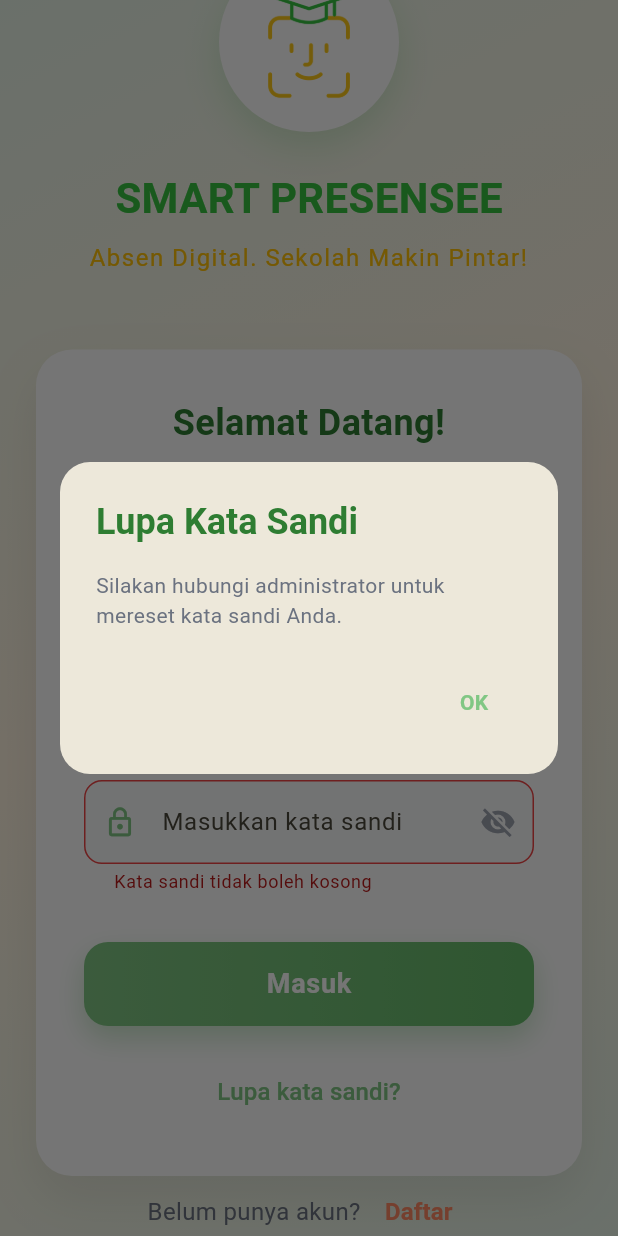
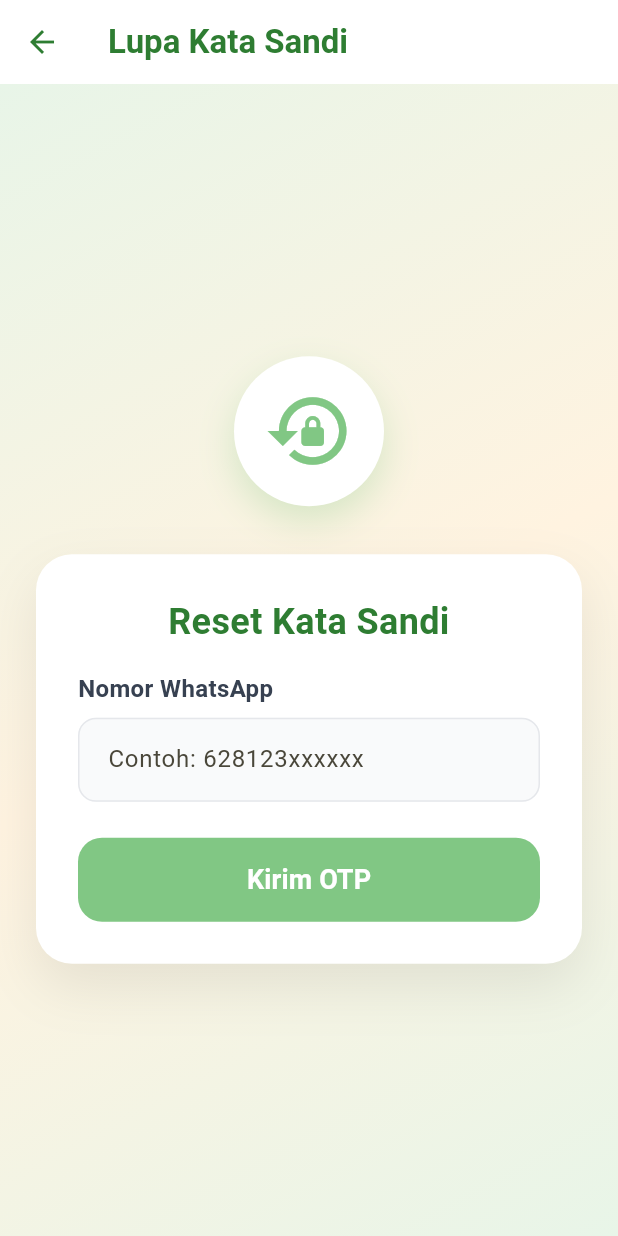
Before and after one commit to regitaarr/smart_presensee, a Flutter app: the screen it shows after launch, scrolled down 92 dp, after a tap on "Masuk", after a tap on "Lupa kata sandi?", on a phone screen of 412 x 824 dp. Run offline on Flutter 3.47's test engine with Material 3 defaults, Android fonts, the phone set to English and light mode, and no system bars; our stand-ins replace cloud_firestore, cross_file, csv, firebase_core, fluttertoast, image_picker and 2 more; missing offline and left inert: flutter_face_api, google_mlkit_face_detection, universal_html; accounts and stored records are empty.

Commit message:
update OTP

```diff
--- /dev/null
+++ b/lib/screens/forgot_password_screen.dart
@@ -0,0 +1,434 @@
+import 'dart:math';
+import 'package:flutter/material.dart';
+import 'package:cloud_firestore/cloud_firestore.dart';
+import 'package:fluttertoast/fluttertoast.dart';
+import 'package:http/http.dart' as http;
+
+class ForgotPasswordScreen extends StatefulWidget {
+  const ForgotPasswordScreen({super.key});
+
+  @override
+  State<ForgotPasswordScreen> createState() => _ForgotPasswordScreenState();
+}
+
+class _ForgotPasswordScreenState extends State<ForgotPasswordScreen> {
+  final _phoneController = TextEditingController();
+  final _otpController = TextEditingController();
+  final _newPasswordController = TextEditingController();
+
+  bool _isLoading = false;
+  bool _otpSent = false;
+  bool _otpVerified = false;
+  String? _generatedOtp;
+
+  // Ganti dengan API Key Fonnte Anda
+  static const String fonnteApiKey = 'xM8VT1bqn3719BuvfPqr';
+
+  String generateOtp({int length = 6}) {
+    final rand = Random();
+    return List.generate(length, (_) => rand.nextInt(10)).join();
+  }
+
+  Future<void> sendOtpWhatsApp(String phone, String otp) async {
+    final response = await http.post(
+      Uri.parse('https://api.fonnte.com/send'),
+      headers: {
+        'Authorization': fonnteApiKey,
+      },
+      body: {
+        'target': phone, // format: 628xxxxxx
+        'message': 'Kode OTP reset password Anda: $otp',
+      },
+    );
+
+    if (response.statusCode != 200) {
+      throw Exception('Gagal mengirim OTP ke WhatsApp');
+    }
+  }
+
+  Future<void> _handleSendOtp() async {
+    setState(() => _isLoading = true);
+    try {
+      final phone = _phoneController.text.trim();
+      if (!RegExp(r'^628[0-9]{8,}$').hasMatch(phone)) {
+        _showErrorToast(
+            'Format nomor WhatsApp tidak valid (contoh: 628123xxxxxx)');
+        return;
+      }
+
+      // Cek apakah nomor terdaftar di Firestore
+      final query = await FirebaseFirestore.instance
+          .collection('pengguna')
+          .where('whatsapp', isEqualTo: phone)
+          .limit(1)
+          .get();
+
+      if (query.docs.isEmpty) {
+        _showErrorToast('Nomor WhatsApp tidak terdaftar');
+        return;
+      }
+
+      _generatedOtp = generateOtp();
+      // Simpan OTP ke Firestore (opsional, bisa juga hanya di state)
+      await FirebaseFirestore.instance.collection('otp_reset').doc(phone).set({
+        'otp': _generatedOtp,
+        'timestamp': FieldValue.serverTimestamp(),
+      });
+
+      await sendOtpWhatsApp(phone, _generatedOtp!);
+
+      setState(() {
+        _otpSent = true;
+      });
+      _showSuccessToast('OTP telah dikirim ke WhatsApp Anda');
+    } catch (e) {
+      _showErrorToast('Terjadi kesalahan: ${e.toString()}');
+    } finally {
+      setState(() => _isLoading = false);
+    }
+  }
+
+  Future<void> _handleVerifyOtp() async {
+    setState(() => _isLoading = true);
+    try {
+      final phone = _phoneController.text.trim();
+      final inputOtp = _otpController.text.trim();
+
+      // Ambil OTP dari Firestore
+      final doc = await FirebaseFirestore.instance
+          .collection('otp_reset')
+          .doc(phone)
+          .get();
+      if (doc.exists && doc['otp'] == inputOtp) {
+        setState(() {
+          _otpVerified = true;
+        });
+        _showSuccessToast('OTP benar, silakan masukkan password baru');
+      } else {
+        _showErrorToast('OTP salah');
+      }
+    } catch (e) {
+      _showErrorToast('Terjadi kesalahan: ${e.toString()}');
+    } finally {
+      setState(() => _isLoading = false);
+    }
+  }
+
+  Future<void> _handleResetPassword() async {
+    setState(() => _isLoading = true);
+    try {
+      final phone = _phoneController.text.trim();
+      final newPassword = _newPasswordController.text.trim();
+
+      final query = await FirebaseFirestore.instance
+          .collection('pengguna')
+          .where('whatsapp', isEqualTo: phone)
+          .limit(1)
+          .get();
+
+      if (query.docs.isNotEmpty) {
+        await query.docs.first.reference.update({'password': newPassword});
+        // Hapus OTP
+        await FirebaseFirestore.instance
+            .collection('otp_reset')
+            .doc(phone)
+            .delete();
+        _showSuccessToast('Password berhasil direset!');
+        if (mounted) Navigator.of(context).pop();
+      } else {
+        _showErrorToast('Nomor WhatsApp tidak ditemukan');
+      }
+    } catch (e) {
+      _showErrorToast('Terjadi kesalahan: ${e.toString()}');
+    } finally {
+      setState(() => _isLoading = false);
+    }
+  }
+
+  void _showSuccessToast(String message) {
+    Fluttertoast.showToast(
+      msg: message,
+      toastLength: Toast.LENGTH_SHORT,
+      gravity: ToastGravity.BOTTOM,
+      backgroundColor: const Color(0xFF81C784),
+      textColor: Colors.white,
+    );
+  }
+
+  void _showErrorToast(String message) {
+    Fluttertoast.showToast(
+      msg: message,
+      toastLength: Toast.LENGTH_SHORT,
+      gravity: ToastGravity.BOTTOM,
+      backgroundColor: const Color(0xFFFF8A65),
+      textColor: Colors.white,
+    );
+  }
+
+  Widget _buildModernTextField({
+    required TextEditingController controller,
+    required String label,
+    required String hint,
+    bool isPassword = false,
+    TextInputType keyboardType = TextInputType.text,
+  }) {
+    return Column(
+      crossAxisAlignment: CrossAxisAlignment.start,
+      children: [
+        Text(
+          label,
+          style: const TextStyle(
+            fontSize: 16,
+            fontWeight: FontWeight.w600,
+            color: Color(0xFF374151),
+          ),
+        ),
+        const SizedBox(height: 8),
+        TextField(
+          controller: controller,
+          keyboardType: keyboardType,
+          obscureText: isPassword,
+          decoration: InputDecoration(
+            hintText: hint,
+            filled: true,
+            fillColor: const Color(0xFFF9FAFB),
+            contentPadding:
+                const EdgeInsets.symmetric(horizontal: 16, vertical: 16),
+            border: OutlineInputBorder(
+              borderRadius: BorderRadius.circular(12),
+              borderSide: const BorderSide(color: Color(0xFFE5E7EB)),
+            ),
+            enabledBorder: OutlineInputBorder(
+              borderRadius: BorderRadius.circular(12),
+              borderSide: const BorderSide(color: Color(0xFFE5E7EB)),
+            ),
+            focusedBorder: OutlineInputBorder(
+              borderRadius: BorderRadius.circular(12),
+              borderSide: const BorderSide(color: Color(0xFF81C784), width: 2),
+            ),
+          ),
+        ),
+      ],
+    );
+  }
+
+  @override
+  Widget build(BuildContext context) {
+    return Scaffold(
+      appBar: AppBar(
+        title: const Text(
+          'Lupa Kata Sandi',
+          style: TextStyle(
+            color: Color(0xFF2E7D32),
+            fontWeight: FontWeight.bold,
+          ),
+        ),
+        backgroundColor: Colors.white,
+        elevation: 0,
+        iconTheme: const IconThemeData(color: Color(0xFF2E7D32)),
+      ),
+      body: Container(
+        decoration: const BoxDecoration(
+          gradient: LinearGradient(
+            begin: Alignment.topLeft,
+            end: Alignment.bottomRight,
+            colors: [
+              Color(0xFFE8F5E8),
+              Color(0xFFFFF3E0),
+              Color(0xFFE8F5E8),
+            ],
+            stops: [0.0, 0.5, 1.0],
+          ),
+        ),
+        child: SafeArea(
+          child: Center(
+            child: SingleChildScrollView(
+              child: Padding(
+                padding: const EdgeInsets.symmetric(horizontal: 24),
+                child: Column(
+                  mainAxisAlignment: MainAxisAlignment.center,
+                  children: [
+                    const SizedBox(height: 40),
+                    Container(
+                      padding: const EdgeInsets.all(20),
+                      decoration: BoxDecoration(
+                        shape: BoxShape.circle,
+                        color: Colors.white,
+                        boxShadow: [
+                          BoxShadow(
+                            color: const Color(0xFF81C784).withOpacity(0.3),
+                            blurRadius: 20,
+                            offset: const Offset(0, 10),
+                          ),
+                        ],
+                      ),
+                      child: const Icon(
+                        Icons.lock_reset,
+                        size: 60,
+                        color: Color(0xFF81C784),
+                      ),
+                    ),
+                    const SizedBox(height: 32),
+                    Container(
+                      padding: const EdgeInsets.all(28),
+                      decoration: BoxDecoration(
+                        color: Colors.white,
+                        borderRadius: BorderRadius.circular(24),
+                        boxShadow: [
+                          BoxShadow(
+                            color: Colors.black.withOpacity(0.08),
+                            blurRadius: 30,
+                            offset: const Offset(0, 15),
+                          ),
+                        ],
+                      ),
+                      child: Column(
+                        crossAxisAlignment: CrossAxisAlignment.stretch,
+                        children: [
+                          const Text(
+                            'Reset Kata Sandi',
+                            style: TextStyle(
+                              fontSize: 24,
+                              fontWeight: FontWeight.bold,
+                              color: Color(0xFF2E7D32),
+                            ),
+                            textAlign: TextAlign.center,
+                          ),
+                          const SizedBox(height: 16),
+                          if (!_otpSent) ...[
+                            _buildModernTextField(
+                              controller: _phoneController,
+                              label: 'Nomor WhatsApp',
+                              hint: 'Contoh: 628123xxxxxx',
+                              keyboardType: TextInputType.phone,
+                            ),
+                            const SizedBox(height: 24),
+                            SizedBox(
+                              height: 56,
+                              child: ElevatedButton(
+                                onPressed: _isLoading ? null : _handleSendOtp,
+                                style: ElevatedButton.styleFrom(
+                                  backgroundColor: const Color(0xFF81C784),
+                                  shape: RoundedRectangleBorder(
+                                    borderRadius: BorderRadius.circular(16),
+                                  ),
+                                  elevation: 0,
+                                ),
+                                child: _isLoading
+                                    ? const SizedBox(
+                                        width: 24,
+                                        height: 24,
+                                        child: CircularProgressIndicator(
+                                          valueColor:
+                                              AlwaysStoppedAnimation<Color>(
+                                                  Colors.white),
+                                          strokeWidth: 2,
+                                        ),
+                                      )
+                                    : const Text(
+                                        'Kirim OTP',
+                                        style: TextStyle(
+                                          fontSize: 18,
+                                          fontWeight: FontWeight.w600,
+                                          color: Colors.white,
+                                        ),
+                                      ),
+                              ),
+                            ),
+                          ] else if (!_otpVerified) ...[
+                            _buildModernTextField(
+                              controller: _otpController,
+                              label: 'Kode OTP',
+                              hint: 'Masukkan kode OTP',
+                              keyboardType: TextInputType.number,
+                            ),
+                            const SizedBox(height: 24),
+                            SizedBox(
+                              height: 56,
+                              child: ElevatedButton(
+                                onPressed: _isLoading ? null : _handleVerifyOtp,
+                                style: ElevatedButton.styleFrom(
+                                  backgroundColor: const Color(0xFF81C784),
+                                  shape: RoundedRectangleBorder(
+                                    borderRadius: BorderRadius.circular(16),
+                                  ),
+                                  elevation: 0,
+                                ),
+                                child: _isLoading
+                                    ? const SizedBox(
+                                        width: 24,
+                                        height: 24,
+                                        child: CircularProgressIndicator(
+                                          valueColor:
+                                              AlwaysStoppedAnimation<Color>(
+                                                  Colors.white),
+                                          strokeWidth: 2,
+                                        ),
+                                      )
+                                    : const Text(
+                                        'Verifikasi OTP',
+                                        style: TextStyle(
+                                          fontSize: 18,
+                                          fontWeight: FontWeight.w600,
+                                          color: Colors.white,
+                                        ),
+                                      ),
+                              ),
+                            ),
+                          ] else ...[
+                            _buildModernTextField(
+                              controller: _newPasswordController,
+                              label: 'Password Baru',
+                              hint: 'Masukkan password baru',
+                              isPassword: true,
+                              keyboardType: TextInputType.text,
+                            ),
+                            const SizedBox(height: 24),
+                            SizedBox(
+                              height: 56,
+                              child: ElevatedButton(
+                                onPressed:
+                                    _isLoading ? null : _handleResetPassword,
+                                style: ElevatedButton.styleFrom(
+                                  backgroundColor: const Color(0xFF81C784),
+                                  shape: RoundedRectangleBorder(
+                                    borderRadius: BorderRadius.circular(16),
+                                  ),
+                                  elevation: 0,
+                                ),
+                                child: _isLoading
+                                    ? const SizedBox(
+                                        width: 24,
+                                        height: 24,
+                                        child: CircularProgressIndicator(
+                                          valueColor:
+                                              AlwaysStoppedAnimation<Color>(
+                                                  Colors.white),
+                                          strokeWidth: 2,
+                                        ),
+                                      )
+                                    : const Text(
+                                        'Reset Password',
+                                        style: TextStyle(
+                                          fontSize: 18,
+                                          fontWeight: FontWeight.w600,
+                                          color: Colors.white,
+                                        ),
+                                      ),
+                              ),
+                            ),
+                          ],
+                        ],
+                      ),
+                    ),
+                    const SizedBox(height: 40),
+                  ],
+                ),
+              ),
+            ),
+          ),
+        ),
+      ),
+    );
+  }
+}
--- a/lib/screens/login_screen.dart
+++ b/lib/screens/login_screen.dart
@@ -2,6 +2,7 @@ import 'package:cloud_firestore/cloud_firestore.dart';
 import 'package:smart_presensee/admin/admin_dashboard.dart';
 import 'package:smart_presensee/screens/dashboard_screen.dart';
 import 'package:smart_presensee/screens/signup_screen.dart';
+import 'package:smart_presensee/screens/forgot_password_screen.dart';
 import 'package:flutter/material.dart';
 import 'package:fluttertoast/fluttertoast.dart';
 
@@ -505,40 +506,10 @@ class _LoginPageState extends State<LoginPage> with TickerProviderStateMixin {
   }
 
   void _showForgotPasswordDialog() {
-    showDialog(
-      context: context,
-      builder: (BuildContext context) {
-        return AlertDialog(
-          shape: RoundedRectangleBorder(
-            borderRadius: BorderRadius.circular(20),
-          ),
-          title: const Text(
-            'Lupa Kata Sandi',
-            style: TextStyle(
-              fontWeight: FontWeight.bold,
-              color: Color(0xFF2E7D32),
-            ),
-          ),
-          content: const Text(
-            'Silakan hubungi administrator untuk mereset kata sandi Anda.',
-            style: TextStyle(color: Color(0xFF6B7280)),
-          ),
-          actions: [
-            TextButton(
-              onPressed: () {
-                Navigator.of(context).pop();
-              },
-              child: const Text(
-                'OK',
-                style: TextStyle(
-                  color: Color(0xFF81C784),
-                  fontWeight: FontWeight.w600,
-                ),
-              ),
-            ),
-          ],
-        );
-      },
+    Navigator.of(context).push(
+      MaterialPageRoute(
+        builder: (context) => const ForgotPasswordScreen(),
+      ),
     );
   }
 
--- a/lib/screens/profile_screen.dart
+++ b/lib/screens/profile_screen.dart
@@ -1190,7 +1190,7 @@ class _ProfileScreenState extends State<ProfileScreen>
       }
     } catch (e) {
       log('Error updating walikelas data: $e');
-      throw e;
+      rethrow;
     }
   }
 
--- a/lib/screens/signup_screen.dart
+++ b/lib/screens/signup_screen.dart
@@ -14,6 +14,7 @@ class _SignupPageState extends State<SignupPage> with TickerProviderStateMixin {
   final _formKey = GlobalKey<FormState>();
   final TextEditingController _namaController = TextEditingController();
   final TextEditingController _emailController = TextEditingController();
+  final TextEditingController _whatsappController = TextEditingController();
   final TextEditingController _passwordController = TextEditingController();
   final TextEditingController _confirmPasswordController =
       TextEditingController();
@@ -63,6 +64,7 @@ class _SignupPageState extends State<SignupPage> with TickerProviderStateMixin {
     _slideController.dispose();
     _namaController.dispose();
     _emailController.dispose();
+    _whatsappController.dispose();
     _passwordController.dispose();
     _confirmPasswordController.dispose();
     super.dispose();
@@ -235,6 +237,28 @@ class _SignupPageState extends State<SignupPage> with TickerProviderStateMixin {
                                                 r'^[\w-\.]+@([\w-]+\.)+[\w-]{2,4}$')
                                             .hasMatch(value.trim())) {
                                           return 'Format email tidak valid';
+                                        }
+                                        return null;
+                                      },
+                                    ),
+
+                                    const SizedBox(height: 16),
+
+                                    // WhatsApp Field
+                                    _buildModernTextField(
+                                      controller: _whatsappController,
+                                      label: 'Nomor WhatsApp',
+                                      hint: 'Contoh: 628123xxxxxx',
+                                      icon: Icons.phone_android_outlined,
+                                      keyboardType: TextInputType.phone,
+                                      validator: (value) {
+                                        if (value == null ||
+                                            value.trim().isEmpty) {
+                                          return 'Nomor WhatsApp tidak boleh kosong';
+                                        }
+                                        if (!RegExp(r'^628[0-9]{8,}$')
+                                            .hasMatch(value.trim())) {
+                                          return 'Format nomor WhatsApp tidak valid (contoh: 628123xxxxxx)';
                                         }
                                         return null;
                                       },
@@ -580,6 +604,7 @@ class _SignupPageState extends State<SignupPage> with TickerProviderStateMixin {
     try {
       final String nama = _namaController.text.trim();
       final String email = _emailController.text.trim();
+      final String whatsapp = _whatsappController.text.trim();
       final String password = _passwordController.text.trim();
       final String role = _selectedRole!;
 
@@ -600,6 +625,7 @@ class _SignupPageState extends State<SignupPage> with TickerProviderStateMixin {
         'id_pengguna': userId,
         'nama': nama,
         'email': email,
+        'whatsapp': whatsapp,
         'password': password,
         'role': role,
       });
--- a/pubspec.yaml
+++ b/pubspec.yaml
@@ -59,6 +59,7 @@ dependencies:
   # package. See that file for information about deactivating specific lint
   # rules and activating additional ones.
   flutter_lints: ^2.0.0
+  firebase_auth: ^4.16.0
 
 # For information on the generic Dart part of this file, see the
 # following page: https://dart.dev/tools/pub/pubspec
```
Also changed, not shown: pubspec.lock.
